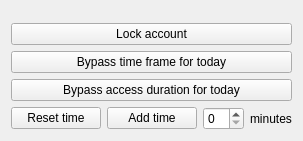
Old version of the form src/kcm/ui/grant.ui in the repository simgunz/timekpr.
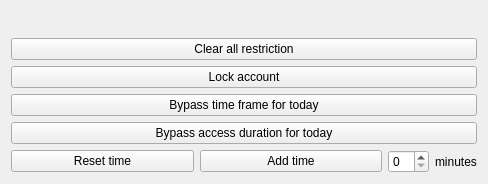
New version of the form.

Commit message: Added clear all restriction button in the ui

The edit to the form file:
```diff
--- a/src/kcm/ui/grant.ui
+++ b/src/kcm/ui/grant.ui
@@ -6,15 +6,15 @@
    <rect>
     <x>0</x>
     <y>0</y>
-    <width>303</width>
-    <height>141</height>
+    <width>488</width>
+    <height>184</height>
    </rect>
   </property>
   <property name="windowTitle">
    <string>Form</string>
   </property>
-  <layout class="QVBoxLayout" name="verticalLayout">
-   <item>
+  <layout class="QGridLayout" name="gridLayout">
+   <item row="0" column="0">
     <spacer name="verticalSpacer">
      <property name="orientation">
       <enum>Qt::Vertical</enum>
@@ -27,7 +27,14 @@
      </property>
     </spacer>
    </item>
-   <item>
+   <item row="1" column="0">
+    <widget class="QPushButton" name="btnClearAllRestriction">
+     <property name="text">
+      <string>Clear all restriction</string>
+     </property>
+    </widget>
+   </item>
+   <item row="2" column="0">
     <widget class="QPushButton" name="btnLockAccount">
      <property name="enabled">
       <bool>true</bool>
@@ -37,7 +44,7 @@
      </property>
     </widget>
    </item>
-   <item>
+   <item row="3" column="0">
     <widget class="QPushButton" name="btnBoundBypass">
      <property name="enabled">
       <bool>true</bool>
@@ -47,7 +54,7 @@
      </property>
     </widget>
    </item>
-   <item>
+   <item row="4" column="0">
     <widget class="QPushButton" name="btnLimitBypass">
      <property name="enabled">
       <bool>true</bool>
@@ -57,7 +64,7 @@
      </property>
     </widget>
    </item>
-   <item>
+   <item row="5" column="0">
     <layout class="QHBoxLayout" name="horizontalLayout_1">
      <item>
       <widget class="QPushButton" name="btnResetTime">
```
